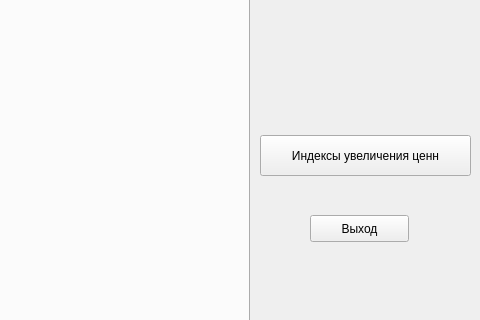
Old version of the form tabwidgetir.ui in the repository Factotum8/OKOIB_1; both pictures show x 570 to 1050 and y 145 to 465 of the 1050 by 650 pixel window.
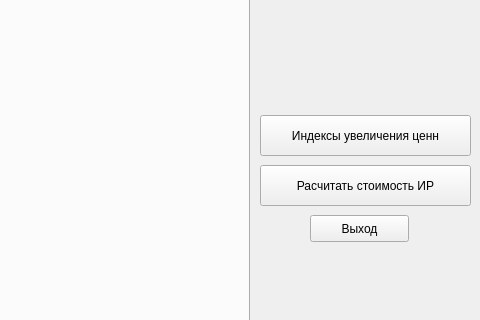
New version of the form.

Commit message: Develop button calculate cost IR on form tabwidgetir

What changed in the file:
```diff
--- a/tabwidgetir.ui
+++ b/tabwidgetir.ui
@@ -42,7 +42,7 @@
    <property name="geometry">
     <rect>
      <x>830</x>
-     <y>280</y>
+     <y>260</y>
      <width>211</width>
      <height>41</height>
     </rect>
@@ -64,6 +64,19 @@
     <string>Выход</string>
    </property>
   </widget>
+  <widget class="QPushButton" name="ButtonCalculateCostIr">
+   <property name="geometry">
+    <rect>
+     <x>830</x>
+     <y>310</y>
+     <width>211</width>
+     <height>41</height>
+    </rect>
+   </property>
+   <property name="text">
+    <string>Расчитать стоимость ИР</string>
+   </property>
+  </widget>
  </widget>
  <resources/>
  <connections/>
```
The commit also changes 9 other files.
